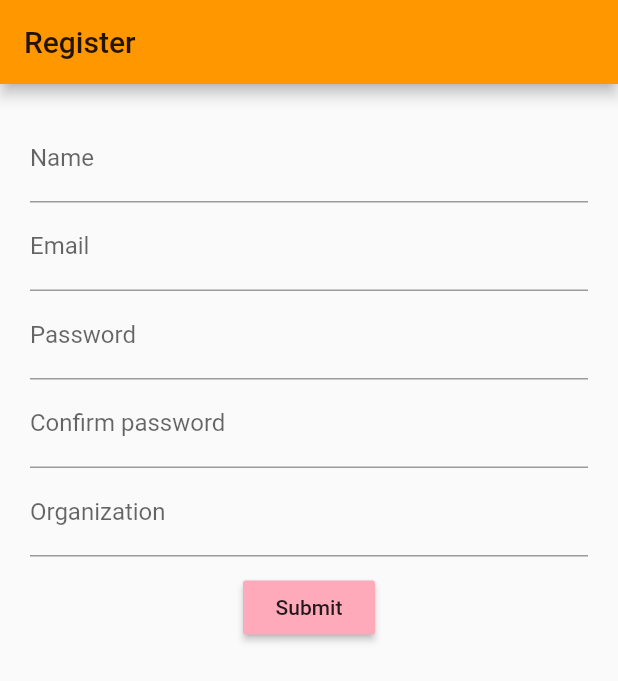
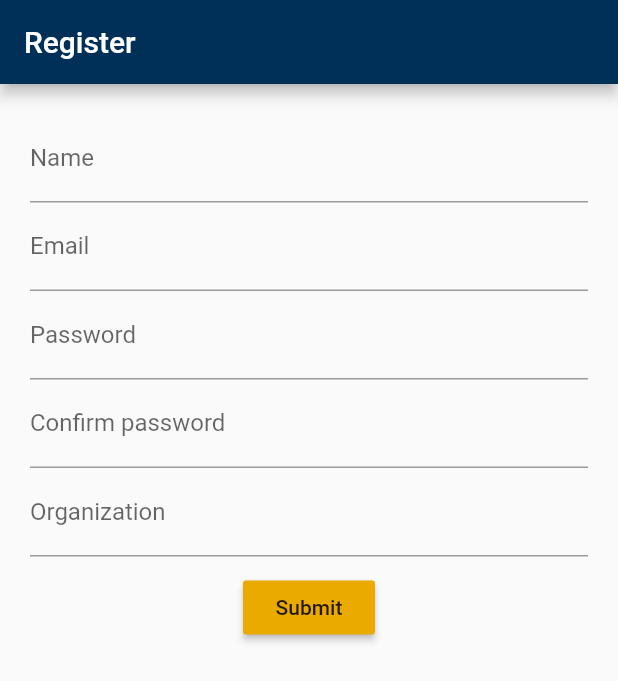
Before and after one commit to 7304-BARD/FlutterBARD, a Flutter app: the Register screen opened directly, on a phone screen of 412 x 824 dp. Shown: the top 681 px of the screen. Run offline on Flutter 3.47's test engine with Material 2 defaults, Android fonts, the phone set to English and light mode, and no system bars; our stand-ins replace firebase_auth, firebase_database, firebase_messaging, sembast, tuple; missing offline and left inert: async_loader, range; accounts and stored records are empty; network calls fail.

Commit message:
update color scheme

```diff
--- a/lib/main.dart
+++ b/lib/main.dart
@@ -38,12 +38,38 @@ doFBaseMessagingSetup() {
   });
 }
 
+final _colorsBuzzGold = const MaterialColor(0xffeaaa00, const {
+  50: const Color(0xffFCF5E0),
+  100: const Color(0xffF9E6B3),
+  200: const Color(0xffF5D580),
+  300: const Color(0xffF0C44D),
+  400: const Color(0xffEDB726),
+  500: const Color(0xffEAAA00),
+  600: const Color(0xffE7A300),
+  700: const Color(0xffE49900),
+  800: const Color(0xffE19000),
+  900: const Color(0xffDB7F00),
+});
+
+final _colorsTechBlue = const MaterialColor(0xff003057, const {
+  50: const Color(0xffe0e6eb),
+  100: const Color(0xffb3c1cd),
+  200: const Color(0xff8098ab),
+  300: const Color(0xff4d6e89),
+  400: const Color(0xff264f70),
+  500: const Color(0xff003057),
+  600: const Color(0xff002b4f),
+  700: const Color(0xff002446),
+  800: const Color(0xff001e3c),
+  900: const Color(0xff00132c),
+});
+
 class MyApp extends StatelessWidget {
   Widget build(BuildContext context) => new MaterialApp(
         title: 'BARD',
         theme: new ThemeData(
-          primarySwatch: Colors.orange,
-          accentColor: const Color(0xffffaabb),
+          primarySwatch: _colorsTechBlue,
+          accentColor: _colorsBuzzGold,
         ),
         home: new AsyncLoader(
           initState: () async => await FirebaseAuth.instance.currentUser(),
--- a/lib/widgets/scaffolded/Top50.dart
+++ b/lib/widgets/scaffolded/Top50.dart
@@ -45,13 +45,18 @@ class Top50State extends State<Top50> {
         new Text("Top Players of"),
         new Padding(
             padding: const EdgeInsets.all(8.0),
+            child: new Theme(
+                data: Theme
+                    .of(con)
+                    .copyWith(canvasColor: Theme.of(con).primaryColor),
                 child: new DropdownButton(
+                    style: Theme.of(con).primaryTextTheme.title,
                     value: year,
                     items: _getYears(),
                     onChanged: (y) {
                       year = y;
                       refresh();
-                })),
+                    }))),
       ])),
       body: new ListView(
           children: new List.unmodifiable(
```
Lines whose indentation alone changed are shown as unchanged.
